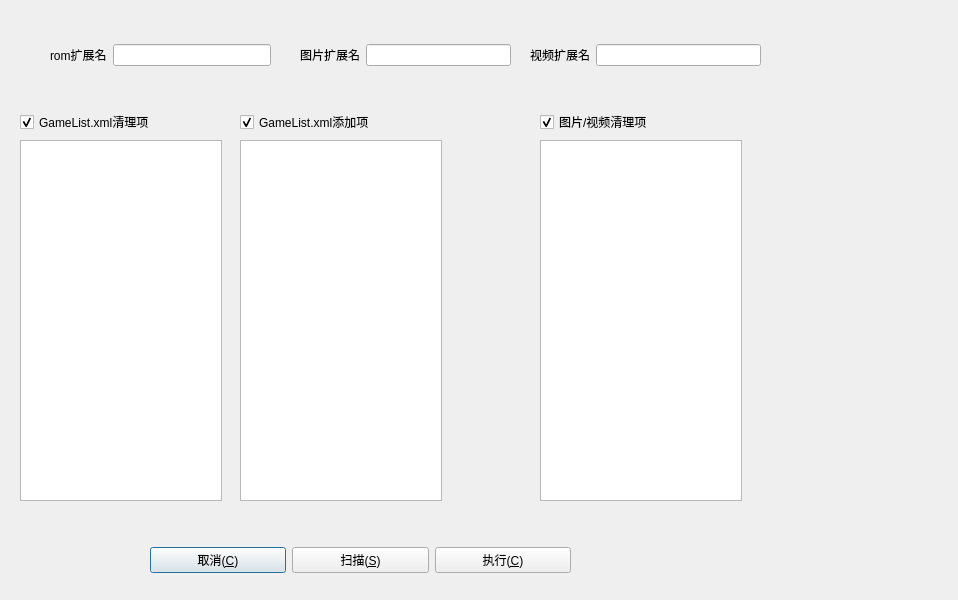
Above: gameclean.ui from xxxsen/retroeditor before the change. Below: the same form after it.
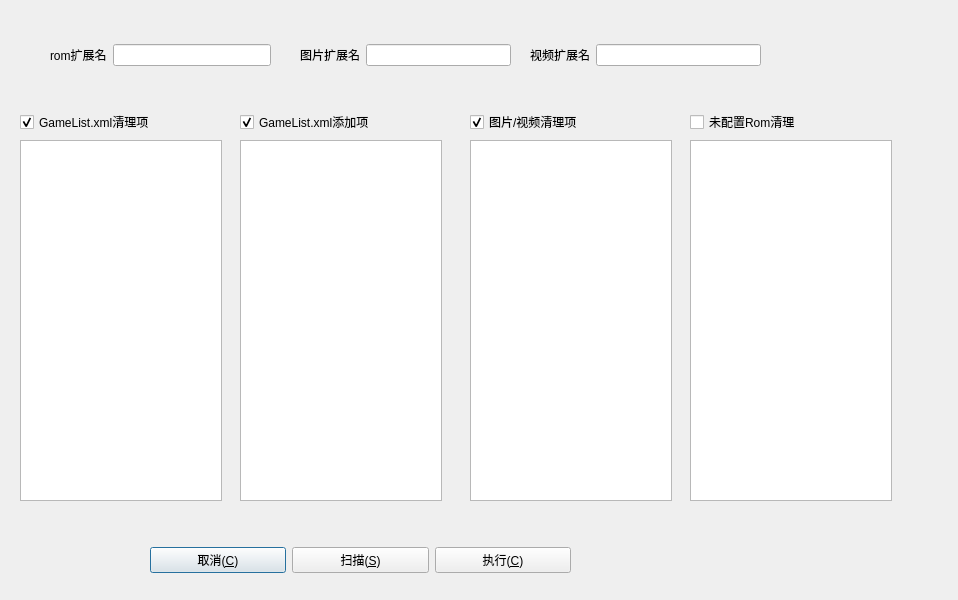
That is the form after the change.

Commit message: feat: rom clean support

What changed in the file:
```diff
--- a/gameclean.ui
+++ b/gameclean.ui
@@ -86,7 +86,7 @@
   <widget class="QWidget" name="gridLayoutWidget_4">
    <property name="geometry">
     <rect>
-     <x>540</x>
+     <x>470</x>
      <y>110</y>
      <width>202</width>
      <height>391</height>
@@ -217,6 +217,41 @@
     </item>
    </layout>
   </widget>
+  <widget class="QWidget" name="gridLayoutWidget_9">
+   <property name="geometry">
+    <rect>
+     <x>690</x>
+     <y>110</y>
+     <width>202</width>
+     <height>391</height>
+    </rect>
+   </property>
+   <layout class="QGridLayout" name="gridLayout_9">
+    <item row="1" column="0">
+     <widget class="QListWidget" name="LstCleanRom">
+      <property name="minimumSize">
+       <size>
+        <width>200</width>
+        <height>0</height>
+       </size>
+      </property>
+     </widget>
+    </item>
+    <item row="0" column="0">
+     <widget class="QCheckBox" name="cbCleanRom">
+      <property name="text">
+       <string>未配置Rom清理</string>
+      </property>
+      <property name="checked">
+       <bool>false</bool>
+      </property>
+      <property name="tristate">
+       <bool>false</bool>
+      </property>
+     </widget>
+    </item>
+   </layout>
+  </widget>
  </widget>
  <resources/>
  <connections/>
```
The commit also changes 2 other files.
